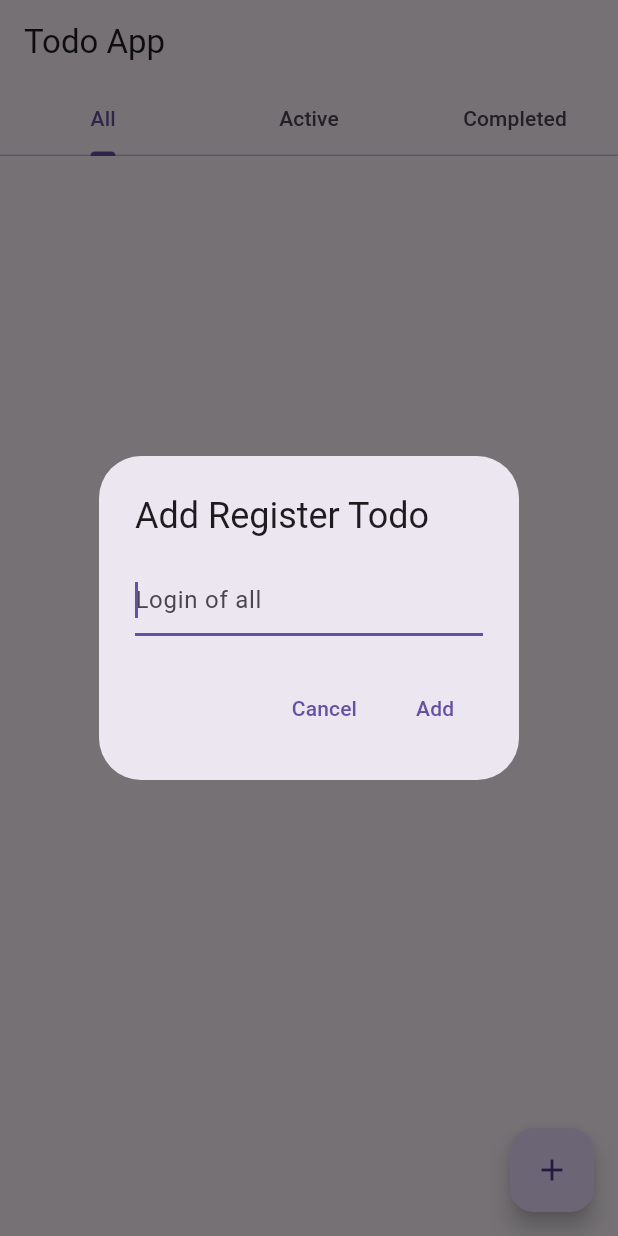
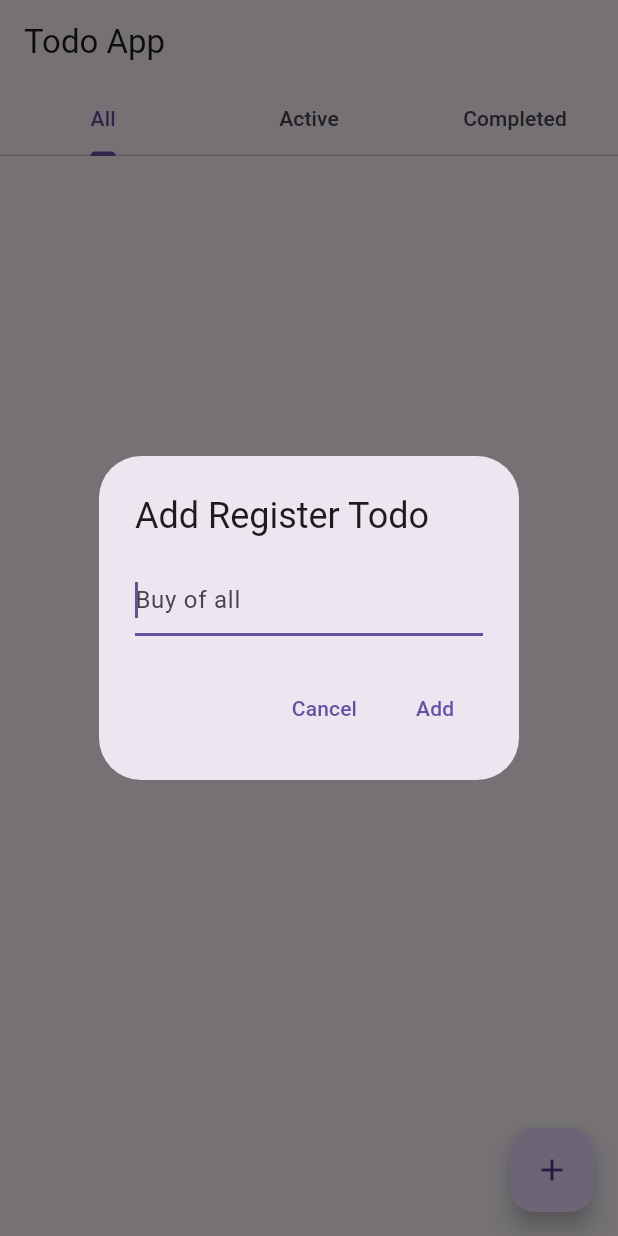
Before and after one commit to nyelnizy/graphite, a Flutter app: the screen it shows after launch, after a tap on the "add" icon, on a phone screen of 412 x 824 dp. Run offline on Flutter 3.47's test engine with Material 3 defaults, Android fonts, the phone set to English and light mode, and no system bars.

Commit message:
Updates buyer ms

```diff
--- a/lib/todos/todo_list_screen.dart
+++ b/lib/todos/todo_list_screen.dart
@@ -44,7 +44,7 @@ class TodoListScreen extends StatelessWidget {
         title: const Text('Add Register Todo'),
         content: TextField(
           controller: textController,
-          decoration: const InputDecoration(hintText: 'Login of all'),
+          decoration: const InputDecoration(hintText: 'Buy of all'),
           autofocus: true,
         ),
         actions: [
```
